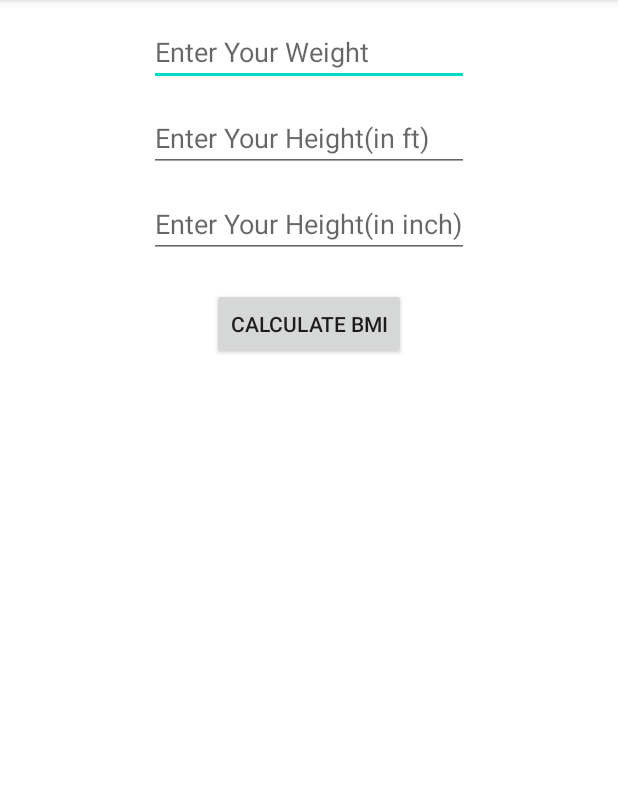
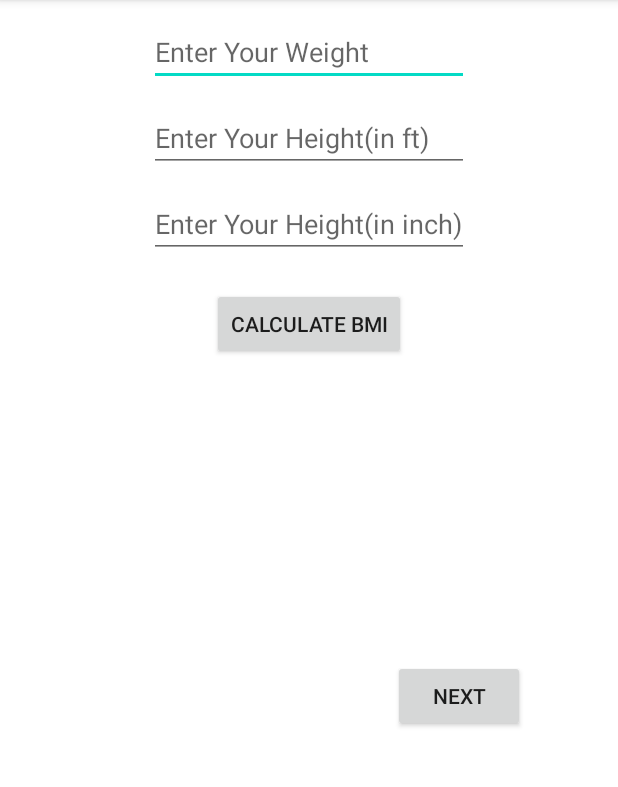
Before and after one commit to Dave-Priyanshu/BMI_Cal, an Android app: the screen it shows after launch (MainActivity), on a phone screen of 412 x 824 dp, the part 84-871 px from its top. Run offline under Robolectric (Android 15) with nearby library versions, the phone set to English and light mode, and no system bars.

```diff
--- a/app/src/main/AndroidManifest.xml
+++ b/app/src/main/AndroidManifest.xml
@@ -12,6 +12,9 @@
         android:theme="@style/Theme.BMI_Cal"
         tools:targetApi="31">
         <activity
+            android:name=".SecondActivity"
+            android:exported="false" />
+        <activity
             android:name=".MainActivity"
             android:exported="true">
             <intent-filter>
--- a/app/src/main/java/com/example/bmi_cal/MainActivity.java
+++ b/app/src/main/java/com/example/bmi_cal/MainActivity.java
@@ -3,6 +3,7 @@ package com.example.bmi_cal;
 import androidx.appcompat.app.AppCompatActivity;
 import androidx.appcompat.widget.Toolbar;
 
+import android.content.Intent;
 import android.os.Bundle;
 import android.view.View;
 import android.widget.Button;
@@ -24,6 +25,7 @@ public class MainActivity extends AppCompatActivity {
         //making var to store id(link)
         EditText edtWeight,edtHeightFt,edtHeightIn;
         Button btnCalculate;
+        Button btnNext;
         TextView txtResult;
         LinearLayout LiMain;
 
@@ -31,10 +33,12 @@ public class MainActivity extends AppCompatActivity {
         edtHeightFt = findViewById(R.id.edtHeightFt);
         edtHeightIn = findViewById(R.id.edtHeightFt);
         btnCalculate = findViewById(R.id.btnCalculate);
+        btnNext = findViewById(R.id.btnNext);
         txtResult = findViewById(R.id.txtResult);
         LiMain = findViewById(R.id.LiMain);
 
         //creating what will happen after clicks..
+
         btnCalculate.setOnClickListener(new View.OnClickListener() {
             @Override
             public void onClick(View view) {
@@ -83,6 +87,17 @@ public class MainActivity extends AppCompatActivity {
 
             }
         });
+        btnNext.setOnClickListener(new View.OnClickListener() {
+            @Override
+            public void onClick(View view) {
+                Intent iNext;
+
+                //telling intent that we are currently on main class and we want to go to second class
+                iNext = new Intent(MainActivity.this, SecondActivity.class);
+                startActivity(iNext);
+
+            }
+        });
 
     }
 
--- a/app/src/main/res/layout/activity_main.xml
+++ b/app/src/main/res/layout/activity_main.xml
@@ -46,6 +46,14 @@
         android:layout_marginTop="20dp"
         android:text="Calculate BMI"/>
 
+    <androidx.appcompat.widget.AppCompatButton
+        android:id="@+id/btnNext"
+        android:layout_width="wrap_content"
+        android:layout_height="wrap_content"
+        android:layout_marginLeft="100dp"
+        android:layout_marginTop="200dp"
+        android:text="Next" />
+
     <TextView
 
         android:id="@+id/txtResult"
```
Also changed, not shown: app/src/main/java/com/example/bmi_cal/SecondActivity.java (added, +14 -0 lines), app/src/main/res/layout/activity_second.xml (added, +24 -0 lines).
